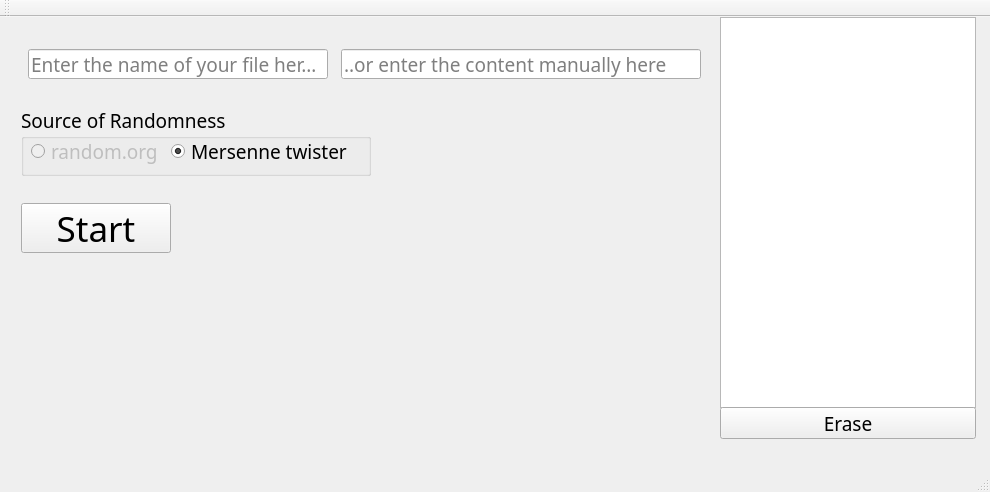
The window that mainwindow.ui (ThisIsPIRI/classroom-picker) describes before a commit, drawn with Qt 5.
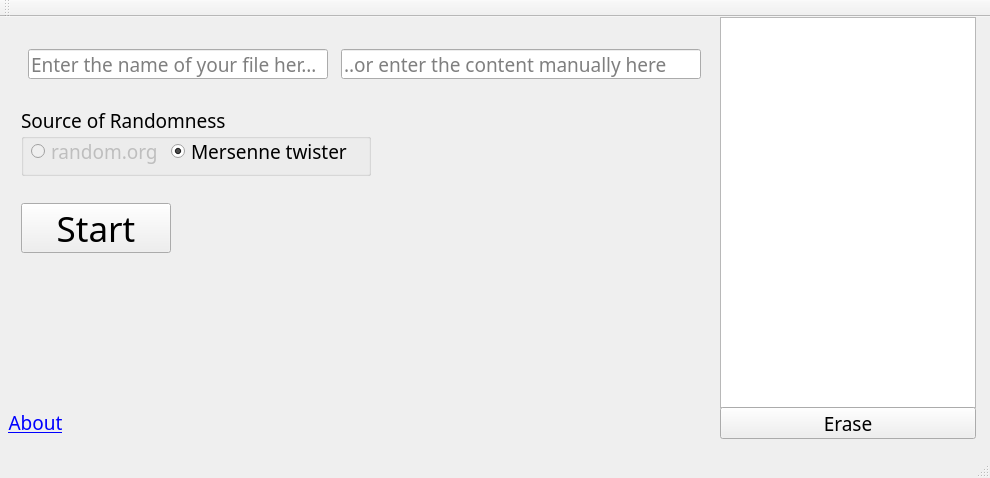
The same window after the commit.

```diff
--- a/mainwindow.ui
+++ b/mainwindow.ui
@@ -7,7 +7,7 @@
     <x>0</x>
     <y>0</y>
     <width>990</width>
-    <height>492</height>
+    <height>478</height>
    </rect>
   </property>
   <property name="windowTitle">
@@ -242,6 +242,35 @@
      <string>Erase</string>
     </property>
    </widget>
+   <widget class="QPushButton" name="aboutButton">
+    <property name="geometry">
+     <rect>
+      <x>0</x>
+      <y>390</y>
+      <width>71</width>
+      <height>31</height>
+     </rect>
+    </property>
+    <property name="font">
+     <font>
+      <family>SeoulNamsan</family>
+      <pointsize>14</pointsize>
+      <underline>true</underline>
+     </font>
+    </property>
+    <property name="cursor">
+     <cursorShape>OpenHandCursor</cursorShape>
+    </property>
+    <property name="styleSheet">
+     <string notr="true">color: blue;</string>
+    </property>
+    <property name="text">
+     <string>About</string>
+    </property>
+    <property name="flat">
+     <bool>true</bool>
+    </property>
+   </widget>
   </widget>
   <widget class="QMenuBar" name="menuBar">
    <property name="geometry">
```
